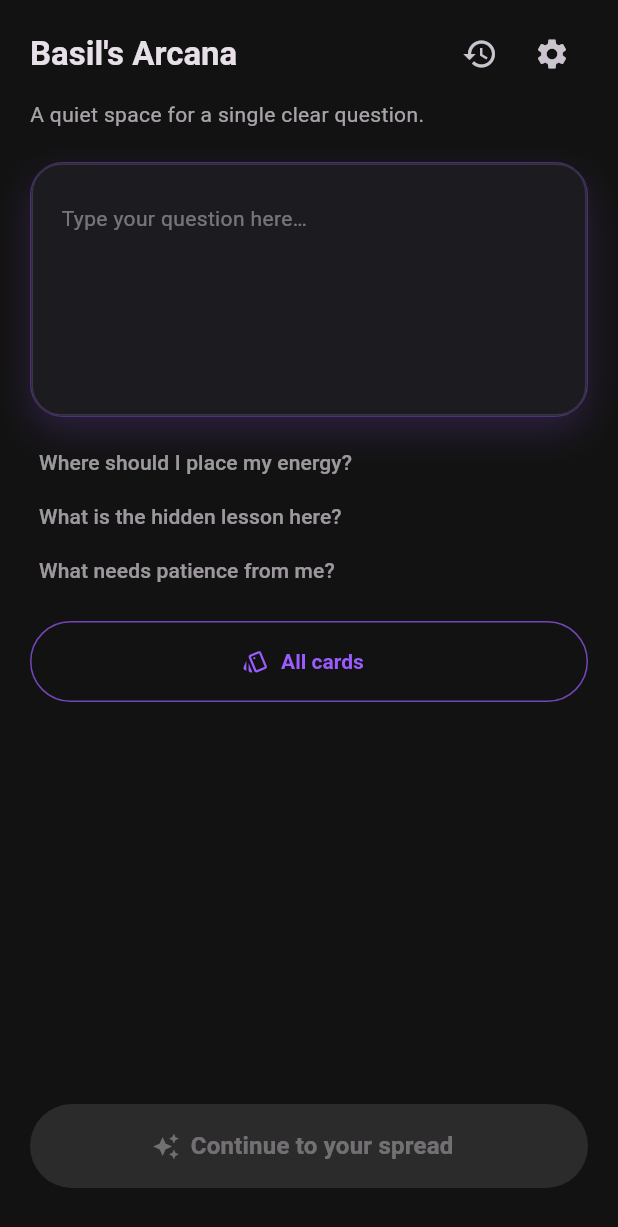
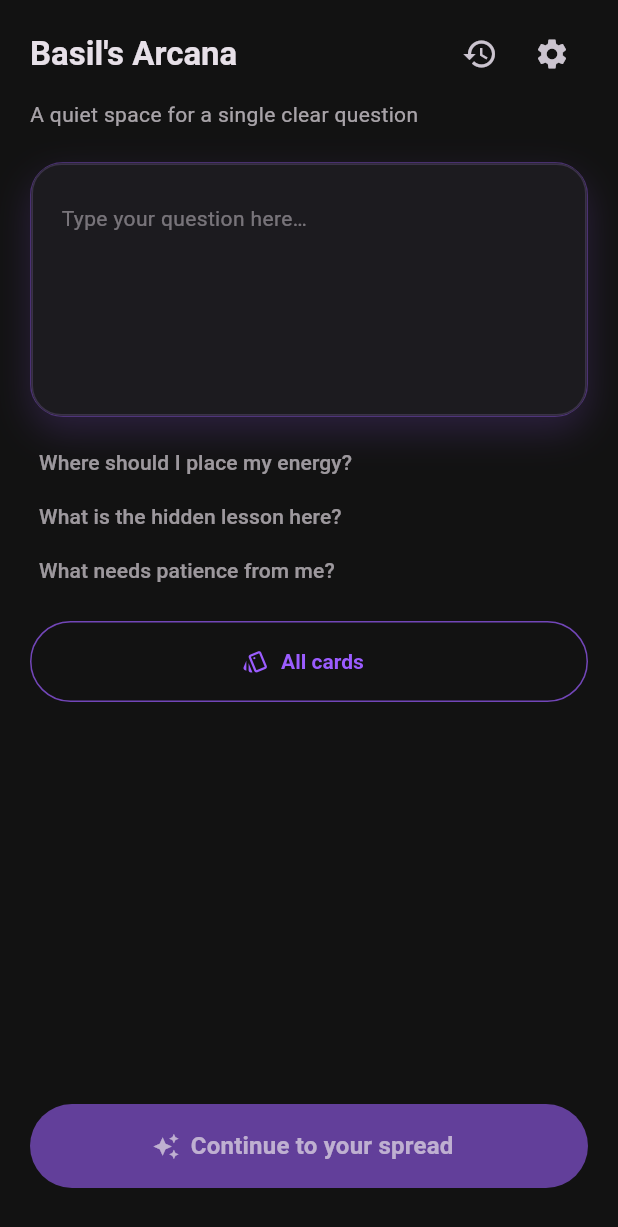
Before and after one commit to artemovbasil-oss/basil-arcana, a Flutter app: the screen it shows after launch, on a phone screen of 412 x 824 dp. Shown: the top 1227 px of the screen. Run offline on Flutter 3.47's test engine with Material 3 defaults, Android fonts, the phone set to English and light mode, and no system bars; our stand-ins replace flutter_riverpod, hive, hive_flutter; accounts and stored records are empty; generated files the repository leaves out were written again.

Commit message:
Fix details request flow and UI focus tweaks

```diff
--- a/basil_arcana/app_flutter/lib/features/home/home_screen.dart
+++ b/basil_arcana/app_flutter/lib/features/home/home_screen.dart
@@ -48,6 +48,7 @@ class _HomeScreenState extends ConsumerState<HomeScreen> {
   }
 
   void _handleFocusChange() {
+    setState(() {});
     if (!_focusNode.hasFocus) {
       return;
     }
@@ -76,8 +77,15 @@ class _HomeScreenState extends ConsumerState<HomeScreen> {
     final hasQuestion = _controller.text.trim().isNotEmpty;
 
     final bottomInset = MediaQuery.of(context).viewInsets.bottom;
+    final isKeyboardVisible = bottomInset > 0;
+    final isFocusMode = _focusNode.hasFocus && isKeyboardVisible;
     const buttonHeight = 56.0;
     const buttonGap = 12.0;
+    final primaryColor = isFocusMode
+        ? Color.lerp(colorScheme.primary, Colors.white, 0.08)!
+        : colorScheme.primary;
+    final disabledColor =
+        Color.lerp(primaryColor, colorScheme.surface, 0.45)!;
 
     return Scaffold(
       resizeToAvoidBottomInset: false,
@@ -93,6 +101,12 @@ class _HomeScreenState extends ConsumerState<HomeScreen> {
                   20,
                   24 + buttonHeight + buttonGap + bottomInset,
                 ),
+                child: Column(
+                  crossAxisAlignment: CrossAxisAlignment.start,
+                  children: [
+                    AnimatedOpacity(
+                      duration: const Duration(milliseconds: 200),
+                      opacity: isFocusMode ? 0.45 : 1,
                       child: Column(
                         crossAxisAlignment: CrossAxisAlignment.start,
                         children: [
@@ -134,8 +148,13 @@ class _HomeScreenState extends ConsumerState<HomeScreen> {
                           const SizedBox(height: 6),
                           Text(
                             l10n.homeDescription,
-                      style: Theme.of(context).textTheme.bodyMedium?.copyWith(
-                            color: colorScheme.onSurface.withOpacity(0.7),
+                            style:
+                                Theme.of(context).textTheme.bodyMedium?.copyWith(
+                                      color:
+                                          colorScheme.onSurface.withOpacity(0.7),
+                                    ),
+                          ),
+                        ],
                       ),
                     ),
                     const SizedBox(height: 22),
@@ -214,6 +233,12 @@ class _HomeScreenState extends ConsumerState<HomeScreen> {
                       ),
                     ),
                     const SizedBox(height: 16),
+                    AnimatedOpacity(
+                      duration: const Duration(milliseconds: 200),
+                      opacity: isFocusMode ? 0.45 : 1,
+                      child: Column(
+                        crossAxisAlignment: CrossAxisAlignment.start,
+                        children: [
                           Wrap(
                             spacing: 12,
                             runSpacing: 8,
@@ -261,6 +286,9 @@ class _HomeScreenState extends ConsumerState<HomeScreen> {
                         ],
                       ),
                     ),
+                  ],
+                ),
+              ),
             ),
             Align(
               alignment: Alignment.bottomCenter,
@@ -276,8 +304,14 @@ class _HomeScreenState extends ConsumerState<HomeScreen> {
                     width: double.infinity,
                     child: ElevatedButton.icon(
                       style: ElevatedButton.styleFrom(
-                        backgroundColor: colorScheme.primary,
+                        backgroundColor: primaryColor,
+                        disabledBackgroundColor: disabledColor,
                         foregroundColor: colorScheme.onPrimary,
+                        disabledForegroundColor:
+                            colorScheme.onSurface.withOpacity(0.7),
+                        elevation: isFocusMode ? 5 : 2,
+                        shadowColor:
+                            isFocusMode ? primaryColor.withOpacity(0.45) : null,
                         shape: const StadiumBorder(),
                         textStyle: Theme.of(context).textTheme.titleMedium,
                       ),
--- a/basil_arcana/app_flutter/lib/l10n/app_en.arb
+++ b/basil_arcana/app_flutter/lib/l10n/app_en.arb
@@ -8,8 +8,8 @@
   "languageRussian": "Russian (RU)",
   "languageKazakh": "Kazakh (KZ)",
   "homeTagline": "Clarity, in cards.",
-  "homeSubtitle": "Ask a question and explore the threads that shape your next step.",
-  "homeDescription": "A quiet space for a single clear question.",
+  "homeSubtitle": "Ask a question and explore the threads that shape your next step",
+  "homeDescription": "A quiet space for a single clear question",
   "homeQuestionPlaceholder": "Type your question here…",
   "homeQuestionLabel": "What's your question?",
   "homeQuestionHint": "Type what you want clarity on...",
--- a/basil_arcana/app_flutter/lib/l10n/app_kk.arb
+++ b/basil_arcana/app_flutter/lib/l10n/app_kk.arb
@@ -8,8 +8,8 @@
   "languageRussian": "Русский (RU)",
   "languageKazakh": "Қазақша (KZ)",
   "homeTagline": "Карталардағы айқындық.",
-  "homeSubtitle": "Сұрақ қойып, келесі қадамыңызды айқындайтын желілерді зерттеңіз.",
-  "homeDescription": "Бір анық сұраққа арналған тыныш кеңістік.",
+  "homeSubtitle": "Сұрақ қойып, келесі қадамыңызды айқындайтын желілерді зерттеңіз",
+  "homeDescription": "Бір анық сұраққа арналған тыныш кеңістік",
   "homeQuestionPlaceholder": "Сұрағыңызды жазыңыз…",
   "homeQuestionLabel": "Сұрағыңыз қандай?",
   "homeQuestionHint": "Айқындық керек нәрсені жазыңыз...",
--- a/basil_arcana/app_flutter/lib/l10n/app_ru.arb
+++ b/basil_arcana/app_flutter/lib/l10n/app_ru.arb
@@ -8,8 +8,8 @@
   "languageRussian": "Русский (RU)",
   "languageKazakh": "Қазақша (KZ)",
   "homeTagline": "Ясность в картах.",
-  "homeSubtitle": "Задайте вопрос и исследуйте нити, которые определяют ваш следующий шаг.",
-  "homeDescription": "Тихое пространство для одного ясного вопроса.",
+  "homeSubtitle": "Задайте вопрос и исследуйте нити, которые определяют ваш следующий шаг",
+  "homeDescription": "Тихое пространство для одного ясного вопроса",
   "homeQuestionPlaceholder": "Напишите свой вопрос…",
   "homeQuestionLabel": "Какой у вас вопрос?",
   "homeQuestionHint": "Напишите, в чем нужна ясность...",
```
Also changed, not shown: basil_arcana/app_flutter/lib/data/repositories/ai_repository.dart (+12 -4 lines), basil_arcana/app_flutter/lib/features/result/result_screen.dart (+17 -69 lines), basil_arcana/app_flutter/lib/features/spread/spread_screen.dart (+22 -13 lines), basil_arcana/app_flutter/lib/state/reading_flow_controller.dart (+77 -10 lines), 2 other files. Lines whose indentation alone changed are shown as unchanged.
